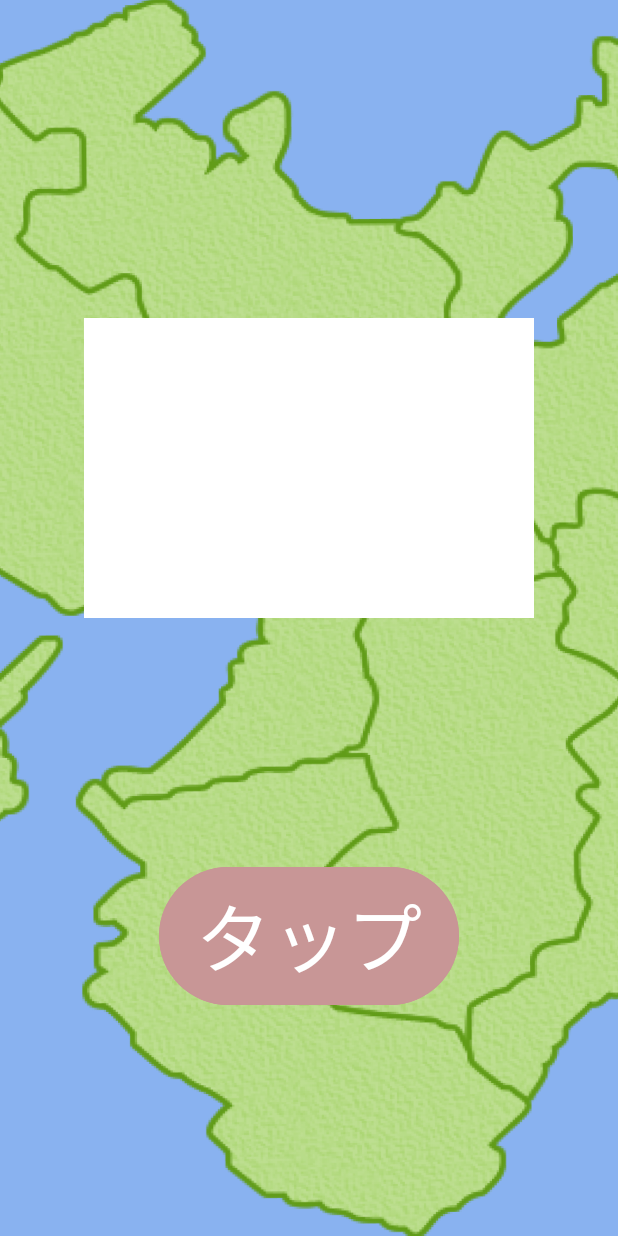
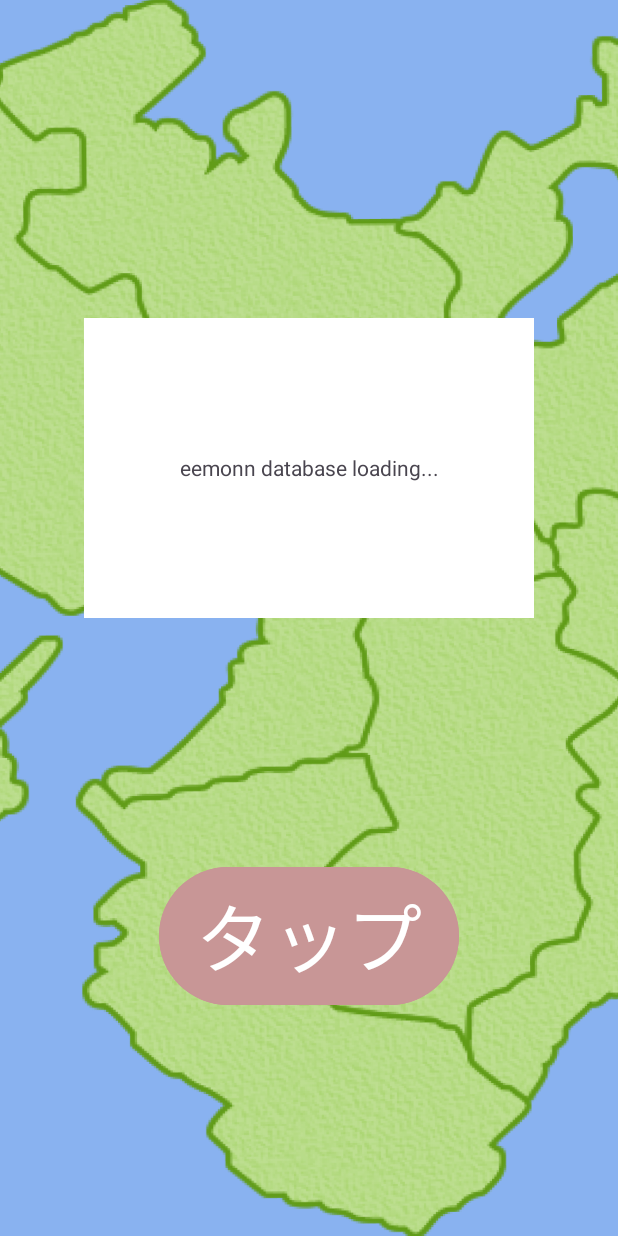
Before and after one commit to anshibagundan/KC3Hack_551game, an Android app built with Jetpack Compose: the screen it shows after launch (MainActivity), on a phone screen of 412 x 824 dp. Run offline under Robolectric (Android 15) with nearby library versions, the phone set to English and light mode, and no system bars; our stand-ins replace Room's generated code.

Commit message:
android DB API接続完成

```diff
--- a/eemon551/app/src/main/AndroidManifest.xml
+++ b/eemon551/app/src/main/AndroidManifest.xml
@@ -3,6 +3,8 @@
     xmlns:tools="http://schemas.android.com/tools" >
 
     <uses-permission android:name="android.permission.READ_PRODUCT_INFO" />
+    <uses-permission android:name="android.permission.INTERNET" />
+
 
     <application
         android:allowBackup="true"
--- /dev/null
+++ b/eemon551/app/src/main/java/com/example/eemon551/ApiClient.java
@@ -0,0 +1,20 @@
+package com.example.eemon551;
+
+import retrofit2.Retrofit;
+import retrofit2.converter.gson.GsonConverterFactory;
+
+// ApiClient.java
+public class ApiClient {
+    private static final String BASE_URL = "https://eemon-551.onrender.com/";
+    private static Retrofit retrofit = null;
+
+    public static ApiService getApiService() {
+        if (retrofit == null) {
+            retrofit = new Retrofit.Builder()
+                    .baseUrl(BASE_URL)
+                    .addConverterFactory(GsonConverterFactory.create())
+                    .build();
+        }
+        return retrofit.create(ApiService.class);
+    }
+}
--- a/eemon551/app/src/main/java/com/example/eemon551/AppDatabase.java
+++ /dev/null
@@ -1,10 +0,0 @@
-package com.example.eemon551;
-
-import androidx.room.Database;
-import androidx.room.RoomDatabase;
-
-// データベースエンティティクラスなどを指定
-@Database(entities = {eemon_db.class}, version = 1)
-abstract class AppDatabase extends RoomDatabase {
-    public abstract eemon_db_dao eemonDbDao();
-}
--- a/eemon551/app/src/main/java/com/example/eemon551/MainActivity.java
+++ b/eemon551/app/src/main/java/com/example/eemon551/MainActivity.java
@@ -2,6 +2,7 @@ package com.example.eemon551;
 
 import android.os.AsyncTask;
 import android.os.Bundle;
+import android.util.Log;
 import android.widget.TextView;
 
 import androidx.appcompat.app.AppCompatActivity;
@@ -10,129 +11,164 @@ import androidx.room.Room;
 import java.util.ArrayList;
 import java.util.List;
 
+import retrofit2.Call; // Callをインポート
+import retrofit2.Callback; // Callbackをインポート
+import retrofit2.Response; // Responseをインポート
+
+
 public class MainActivity extends AppCompatActivity {
-
-    private AppDatabase database;
-    private TextView textView;
+//
+//    private AppDatabase database;
+//    private TextView textView;
+//
+//    @Override
+//    protected void onCreate(Bundle savedInstanceState) {
+//        super.onCreate(savedInstanceState);
+//        setContentView(R.layout.activity_main);
+//
+//        textView = findViewById(R.id.app_name); // TextView を取得
+//
+//        // 複数のeemon_dbエンティティをリストに格納
+//        List<eemon_db> eemonDbs = new ArrayList<>();
+//        eemon_db eemonDb1 = new eemon_db();
+//        eemonDb1.qes_id = 1;
+//        eemonDb1.name = "名前1";
+//        eemonDb1.img = "画像1";
+//        eemonDb1.txt = "テキスト1";
+//        eemonDb1.link = "リンク1";
+//        eemonDb1.location = "場所1";
+//        eemonDb1.location_img = "場所画像1";
+//        eemonDb1.iskansai = true;
+//        eemonDb1.genre_name = "ジャンル名1";
+//        eemonDb1.genre_color = 0; // 色の値を修正
+//        eemonDb1.isCorrect = true;
+//
+//
+//        eemon_db eemonDb2 = new eemon_db();
+//        eemonDb2.qes_id = 2;
+//        eemonDb2.name = "名前2";
+//        eemonDb2.img = "画像2";
+//        eemonDb2.txt = "テキスト2";
+//        eemonDb2.link = "リンク2";
+//        eemonDb2.location = "場所2";
+//        eemonDb2.location_img = "場所画像2";
+//        eemonDb2.iskansai = false;
+//        eemonDb2.genre_name = "ジャンル名2";
+//        eemonDb2.genre_color = 0;
+//        eemonDb2.isCorrect = false;
+//
+//        eemon_db eemonDb3 = new eemon_db();
+//        eemonDb3.qes_id = 3;
+//        eemonDb3.name = "名前3";
+//        eemonDb3.img = "画像3";
+//        eemonDb3.txt = "テキスト3";
+//        eemonDb3.link = "リンク3";
+//        eemonDb3.location = "場所3";
+//        eemonDb3.location_img = "場所画像3";
+//        eemonDb3.iskansai = false;
+//        eemonDb3.genre_name = "ジャンル名3";
+//        eemonDb3.genre_color = 0;
+//        eemonDb3.isCorrect = false;
+//
+//        eemonDbs.add(eemonDb1);
+//        eemonDbs.add(eemonDb2);
+//        eemonDbs.add(eemonDb3);
+//
+//        // データベースへの接続を構築
+//        database = Room.databaseBuilder(this, AppDatabase.class, "eemon_db").build();
+//
+//
+//        // AsyncTaskを利用してデータベースへの挿入処理を実行
+//        new InsertAsyncTask(database, eemonDbs).execute();
+//
+//    }
+//
+//    private class InsertAsyncTask extends AsyncTask<Void, Void, Void> {
+//
+//        private AppDatabase database;
+//        private List<eemon_db> eemonDbs;
+//
+//        public InsertAsyncTask(AppDatabase database, List<eemon_db> eemonDbs) {
+//            this.database = database;
+//            this.eemonDbs = eemonDbs;
+//        }
+//
+//        @Override
+//        protected Void doInBackground(Void... voids) {
+//            // DAOのinsertAllメソッドを利用して複数データを挿入
+//            eemon_db_dao dao = database.eemonDbDao();
+//            if(dao == null){
+//                dao.insertAll(eemonDbs.toArray(new eemon_db[0]));
+//            }
+//
+//            return null;
+//        }
+//
+//        @Override
+//        protected void onPostExecute(Void aVoid) {
+//            // データベースへの接続を閉じる
+//            database.close();
+//
+//            // データベースからデータを取得して TextView に表示
+//            new RetrieveAsyncTask(database).execute();
+//        }
+//    }
+//
+//    private class RetrieveAsyncTask extends AsyncTask<Void, Void, List<eemon_db>> {
+//
+//        private AppDatabase database;
+//
+//        public RetrieveAsyncTask(AppDatabase database) {
+//            this.database = database;
+//        }
+//
+//        @Override
+//        protected List<eemon_db> doInBackground(Void... voids) {
+//            // DAOのgetAllメソッドを利用して全データを取得
+//            return database.eemonDbDao().getAll();
+//        }
+//
+//        @Override
+//        protected void onPostExecute(List<eemon_db> eemonDbs) {
+//            // 取得したデータをログに出力
+//            StringBuilder stringBuilder = new StringBuilder();
+//            for (eemon_db eemonDb : eemonDbs) {
+//                stringBuilder.append(eemonDb.name).append("\n"); // 追加
+//            }
+//            String text = stringBuilder.toString();
+//
+//            // TextView に表示
+//            textView.setText(text);
+//        }
+//    }
 
     @Override
     protected void onCreate(Bundle savedInstanceState) {
         super.onCreate(savedInstanceState);
         setContentView(R.layout.activity_main);
 
-        textView = findViewById(R.id.app_name); // TextView を取得
+        // TextViewを取得
+        TextView textView = findViewById(R.id.app_name);
 
-        // 複数のeemon_dbエンティティをリストに格納
-        List<eemon_db> eemonDbs = new ArrayList<>();
-        eemon_db eemonDb1 = new eemon_db();
-        eemonDb1.qes_id = 1;
-        eemonDb1.name = "名前1";
-        eemonDb1.img = "画像1";
-        eemonDb1.txt = "テキスト1";
-        eemonDb1.link = "リンク1";
-        eemonDb1.location = "場所1";
-        eemonDb1.location_img = "場所画像1";
-        eemonDb1.iskansai = true;
-        eemonDb1.genre_name = "ジャンル名1";
-        eemonDb1.genre_color = 0; // 色の値を修正
-        eemonDb1.isCorrect = true;
+        // ApiServiceインスタンスを取得
+        ApiService apiService = ApiClient.getApiService();
 
-
-        eemon_db eemonDb2 = new eemon_db();
-        eemonDb2.qes_id = 2;
-        eemonDb2.name = "名前2";
-        eemonDb2.img = "画像2";
-        eemonDb2.txt = "テキスト2";
-        eemonDb2.link = "リンク2";
-        eemonDb2.location = "場所2";
-        eemonDb2.location_img = "場所画像2";
-        eemonDb2.iskansai = false;
-        eemonDb2.genre_name = "ジャンル名2";
-        eemonDb2.genre_color = 0;
-        eemonDb2.isCorrect = false;
-
-        eemon_db eemonDb3 = new eemon_db();
-        eemonDb3.qes_id = 3;
-        eemonDb3.name = "名前3";
-        eemonDb3.img = "画像3";
-        eemonDb3.txt = "テキスト3";
-        eemonDb3.link = "リンク3";
-        eemonDb3.location = "場所3";
-        eemonDb3.location_img = "場所画像3";
-        eemonDb3.iskansai = false;
-        eemonDb3.genre_name = "ジャンル名3";
-        eemonDb3.genre_color = 0;
-        eemonDb3.isCorrect = false;
-
-        eemonDbs.add(eemonDb1);
-        eemonDbs.add(eemonDb2);
-        eemonDbs.add(eemonDb3);
-
-        // データベースへの接続を構築
-        database = Room.databaseBuilder(this, AppDatabase.class, "eemon_db").build();
-
-
-        // AsyncTaskを利用してデータベースへの挿入処理を実行
-        new InsertAsyncTask(database, eemonDbs).execute();
-
-    }
-
-    private class InsertAsyncTask extends AsyncTask<Void, Void, Void> {
-
-        private AppDatabase database;
-        private List<eemon_db> eemonDbs;
-
-        public InsertAsyncTask(AppDatabase database, List<eemon_db> eemonDbs) {
-            this.database = database;
-            this.eemonDbs = eemonDbs;
-        }
-
-        @Override
-        protected Void doInBackground(Void... voids) {
-            // DAOのinsertAllメソッドを利用して複数データを挿入
-            eemon_db_dao dao = database.eemonDbDao();
-            if(dao == null){
-                dao.insertAll(eemonDbs.toArray(new eemon_db[0]));
+        // APIリクエストを実行
+        apiService.getAllQuestions().enqueue(new Callback<List<Question>>() {
+            @Override
+            public void onResponse(Call<List<Question>> call, Response<List<Question>> response) {
+                if (response.isSuccessful() && response.body() != null && !response.body().isEmpty()) {
+                    // 最初の質問のnameを取得してTextViewにセット
+                    String name = response.body().get(0).getName();
+                    textView.setText(name);
+                }
             }
 
-            return null;
-        }
-
-        @Override
-        protected void onPostExecute(Void aVoid) {
-            // データベースへの接続を閉じる
-            database.close();
-
-            // データベースからデータを取得して TextView に表示
-            new RetrieveAsyncTask(database).execute();
-        }
-    }
-
-    private class RetrieveAsyncTask extends AsyncTask<Void, Void, List<eemon_db>> {
-
-        private AppDatabase database;
-
-        public RetrieveAsyncTask(AppDatabase database) {
-            this.database = database;
-        }
-
-        @Override
-        protected List<eemon_db> doInBackground(Void... voids) {
-            // DAOのgetAllメソッドを利用して全データを取得
-            return database.eemonDbDao().getAll();
-        }
-
-        @Override
-        protected void onPostExecute(List<eemon_db> eemonDbs) {
-            // 取得したデータをログに出力
-            StringBuilder stringBuilder = new StringBuilder();
-            for (eemon_db eemonDb : eemonDbs) {
-                stringBuilder.append(eemonDb.name).append("\n"); // 追加
+            @Override
+            public void onFailure(Call<List<Question>> call, Throwable t) {
+                // エラーハンドリング
+                Log.e("MainActivity", "APIリクエスト失敗: ", t);
             }
-            String text = stringBuilder.toString();
-
-            // TextView に表示
-            textView.setText(text);
-        }
+        });
     }
 }
--- a/eemon551/app/src/main/java/com/example/eemon551/MyApplication.java
+++ /dev/null
@@ -1,19 +0,0 @@
-package com.example.eemon551;
-
-
-import android.app.Application;
-
-public class MyApplication extends Application {
-
-    private static MyApplication instance;
-
-    public static MyApplication getInstance() {
-        return instance;
-    }
-
-    @Override
-    public void onCreate() {
-        super.onCreate();
-        instance = this;
-    }
-}
--- a/eemon551/app/src/main/java/com/example/eemon551/Question.java
+++ b/eemon551/app/src/main/java/com/example/eemon551/Question.java
@@ -9,4 +9,7 @@ public class Question {
     private int genre_id;
 
     // Getters and Setters
+    public String getName() {
+        return name;
+    }
 }
--- a/eemon551/app/src/main/java/com/example/eemon551/eemon_db.java
+++ /dev/null
@@ -1,42 +0,0 @@
-package com.example.eemon551;
-
-import androidx.room.ColumnInfo;
-import androidx.room.Entity;
-import androidx.room.PrimaryKey;
-
-@Entity(tableName = "eemon_db") // テーブル名の指定
-public class eemon_db {
-
-    @PrimaryKey // プライマリキー
-    public int qes_id;
-
-    @ColumnInfo(name = "ques_name") // カラム名の指定
-    public String name;
-
-    @ColumnInfo(name = "img")
-    public String img;
-
-    @ColumnInfo(name = "txt")
-    public String txt;
-
-    @ColumnInfo(name = "link")
-    public String link;
-
-    @ColumnInfo(name = "location")
-    public String location;
-
-    @ColumnInfo(name = "location_img")
-    public String location_img;
-
-    @ColumnInfo(name = "iskansai")
-    public Boolean iskansai;
-
-    @ColumnInfo(name = "genre_name")
-    public String genre_name;
-
-    @ColumnInfo(name = "genre_color")
-    public int genre_color;
-
-    @ColumnInfo(name = "isCorrect")
-    public Boolean isCorrect;
-}
--- a/eemon551/app/src/main/java/com/example/eemon551/eemon_db_dao.java
+++ /dev/null
@@ -1,25 +0,0 @@
-package com.example.eemon551;
-
-import androidx.room.Dao;
-import androidx.room.Delete;
-import androidx.room.Insert;
-import androidx.room.Query;
-import androidx.room.Update; // 追加
-
-import java.util.List;
-
-@Dao
-public interface eemon_db_dao {
-    @Insert
-    void insertAll(eemon_db... eemonDbs);
-
-    @Update
-    void update(eemon_db eemonDb);
-
-    @Delete
-    void delete(eemon_db eemonDb);
-
-    @Query("SELECT * FROM eemon_db")
-    List<eemon_db> getAll();
-
-}
--- a/eemon551/app/src/main/res/layout/activity_home.xml
+++ b/eemon551/app/src/main/res/layout/activity_home.xml
@@ -7,7 +7,6 @@
     android:layout_height="match_parent"
     tools:context=".activity_home">
 
-  <?xml version="1.0" encoding="utf-8"?>
 
   <LinearLayout
       android:layout_width="match_parent"
--- a/eemon551/app/src/main/res/layout/activity_main.xml
+++ b/eemon551/app/src/main/res/layout/activity_main.xml
@@ -40,7 +40,7 @@
             android:layout_marginBottom="100dp"
             android:background="@color/white"
             android:gravity="center"
-            android:text="eemonn" />
+            android:text="eemonn database loading..." />
     </FrameLayout>
 
 
--- a/eemon551/app/src/main/res/values/strings.xml
+++ b/eemon551/app/src/main/res/values/strings.xml
@@ -1,3 +1,4 @@
+<?xml version="1.0" encoding="utf-8"?>
 <resources>
     <string name="app_name">eemon551</string>
     <string name="title_activity_game">game</string>
```
Also changed, not shown: 1 other file.
